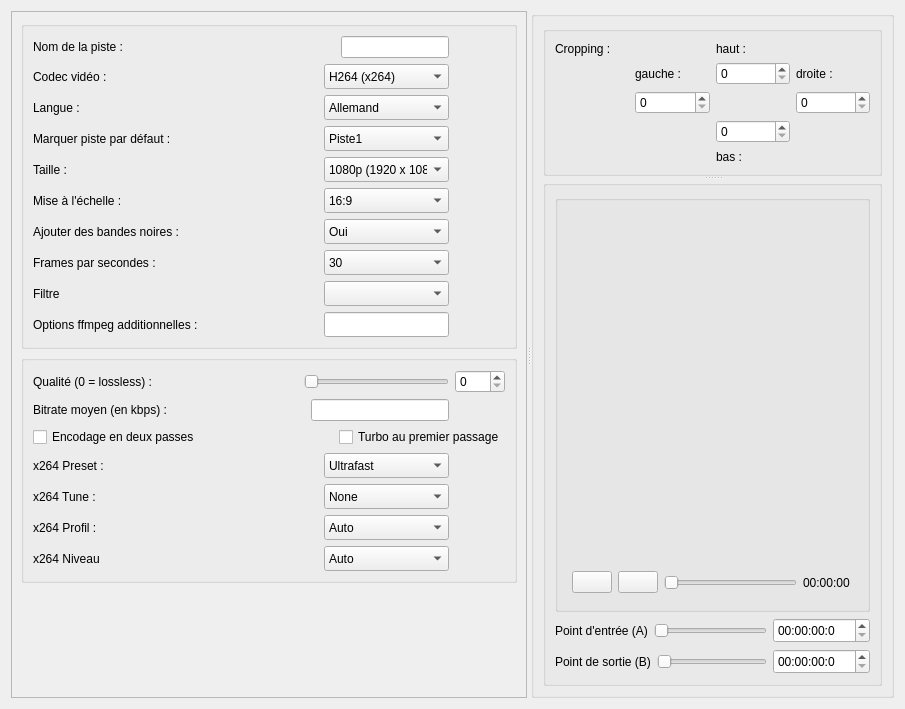
cinemaouvert/OCT, file src/View/videopane.ui: the form before one commit.
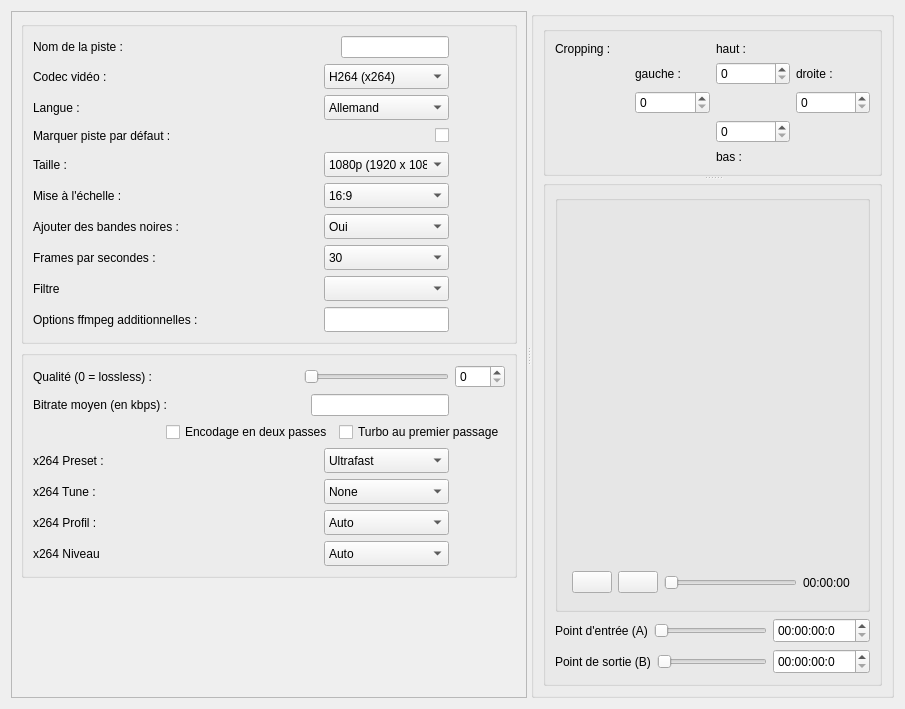
The form after the commit. Icons and pictures are not drawn. Custom widgets are drawn as their Qt base class.

Diff of the .ui file:
```diff
--- a/src/View/videopane.ui
+++ b/src/View/videopane.ui
@@ -311,32 +311,10 @@
                 </spacer>
                </item>
                <item>
-                <widget class="QComboBox" name="comboBox_DefaultTrack">
-                 <property name="sizePolicy">
-                  <sizepolicy hsizetype="Fixed" vsizetype="Fixed">
-                   <horstretch>0</horstretch>
-                   <verstretch>0</verstretch>
-                  </sizepolicy>
+                <widget class="QCheckBox" name="checkBoxDefaultStream">
+                 <property name="text">
+                  <string/>
                  </property>
-                 <property name="minimumSize">
-                  <size>
-                   <width>125</width>
-                   <height>25</height>
-                  </size>
-                 </property>
-                 <property name="sizeAdjustPolicy">
-                  <enum>QComboBox::AdjustToMinimumContentsLength</enum>
-                 </property>
-                 <item>
-                  <property name="text">
-                   <string>Piste1</string>
-                  </property>
-                 </item>
-                 <item>
-                  <property name="text">
-                   <string>Piste2</string>
-                  </property>
-                 </item>
                 </widget>
                </item>
                <item>
@@ -1002,6 +980,19 @@
                <property name="topMargin">
                 <number>0</number>
                </property>
+               <item>
+                <spacer name="horizontalSpacer_13">
+                 <property name="orientation">
+                  <enum>Qt::Horizontal</enum>
+                 </property>
+                 <property name="sizeHint" stdset="0">
+                  <size>
+                   <width>40</width>
+                   <height>20</height>
+                  </size>
+                 </property>
+                </spacer>
+               </item>
                <item>
                 <widget class="QCheckBox" name="checkBoxEncodage">
                  <property name="text">
@@ -1009,19 +1000,6 @@
                  </property>
                 </widget>
                </item>
-               <item>
-                <spacer name="horizontalSpacer_13">
-                 <property name="orientation">
-                  <enum>Qt::Horizontal</enum>
-                 </property>
-                 <property name="sizeHint" stdset="0">
-                  <size>
-                   <width>40</width>
-                   <height>20</height>
-                  </size>
-                 </property>
-                </spacer>
-               </item>
                <item>
                 <widget class="QCheckBox" name="checkBoxTurbo">
                  <property name="text">
```
